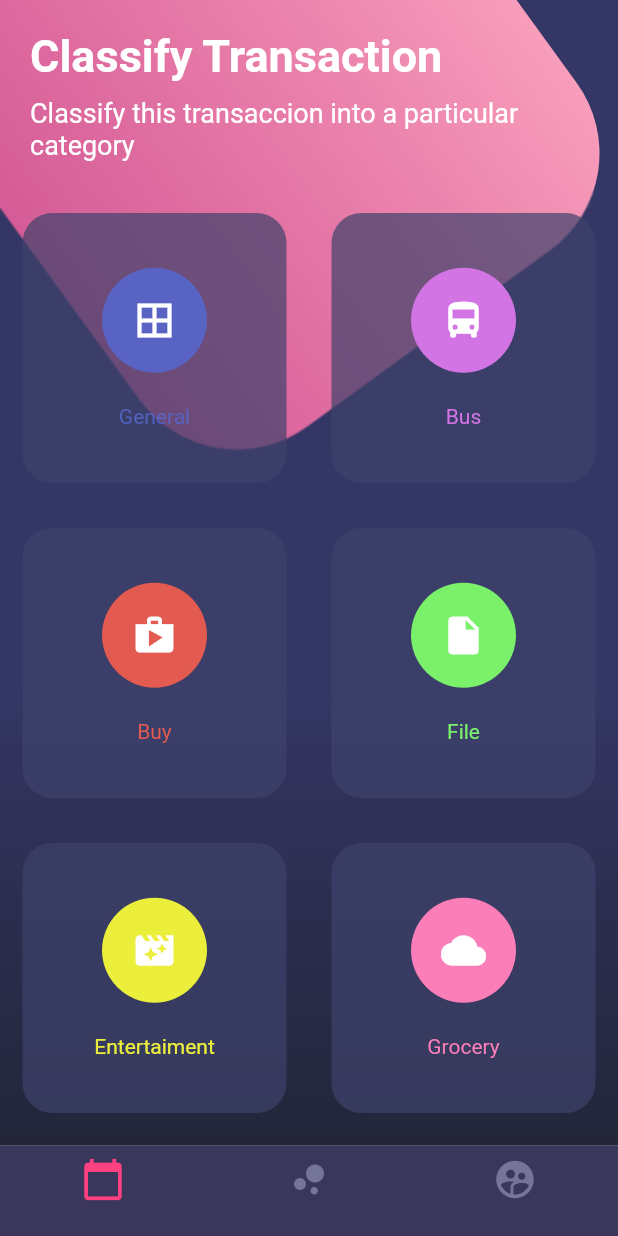
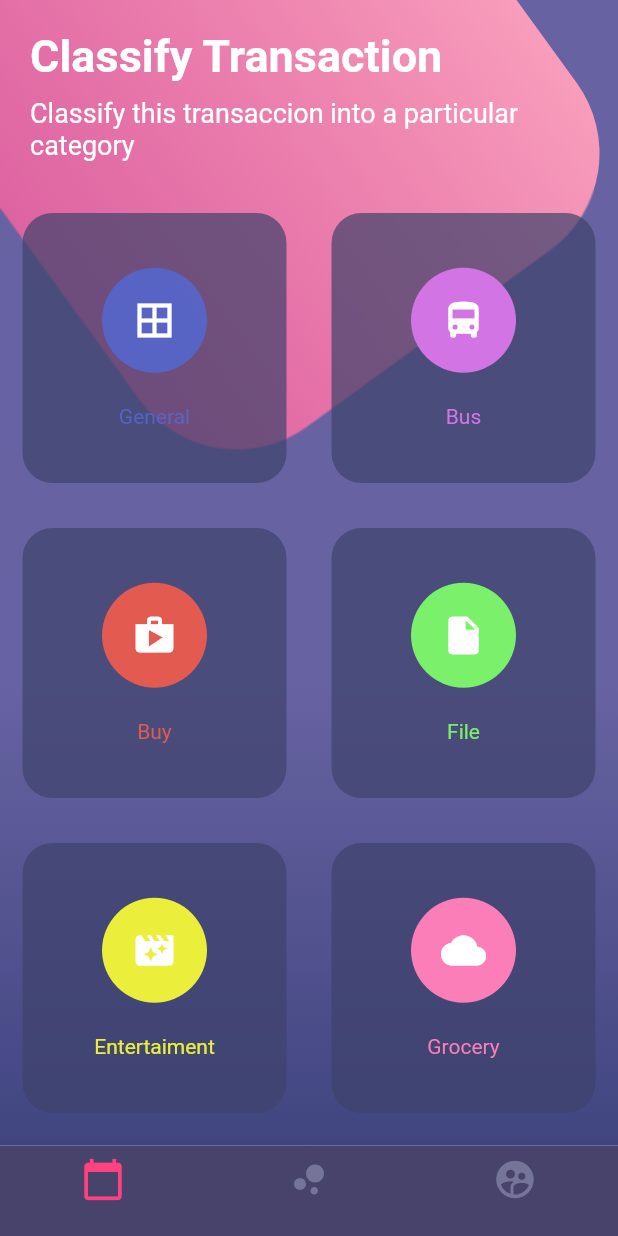
Before and after one commit to AbigailTurriza24/disenoss-master, a Flutter app: the screen it shows after launch, on a phone screen of 412 x 824 dp. Run offline on Flutter 3.47's test engine with Material 2 defaults, Android fonts, the phone set to English and light mode, and no system bars.

Commit message:
commit colors botones page

```diff
--- a/lib/src/pages/botones_page.dart
+++ b/lib/src/pages/botones_page.dart
@@ -34,8 +34,8 @@ class BotonesPage extends StatelessWidget {
               begin: FractionalOffset(0.0, 0.6),
               end: FractionalOffset(0.0, 1.0),
               colors: [
-            Color.fromRGBO(52, 54, 101, 1.0),
-            Color.fromRGBO(35, 37, 57, 1.0),
+            Color.fromARGB(255, 103, 98, 161),
+            Color.fromARGB(255, 64, 69, 128),
           ])),
     );
 
@@ -85,7 +85,7 @@ class BotonesPage extends StatelessWidget {
   Widget _bottomNavigationBar(BuildContext context) {
     return Theme(
       data: Theme.of(context).copyWith(
-          canvasColor: Color.fromARGB(255, 59, 55, 92),
+          canvasColor: Color.fromARGB(255, 71, 67, 107),
           primaryColor: Color.fromARGB(255, 202, 106, 138),
           textTheme: Theme.of(context).textTheme.copyWith(
               caption: TextStyle(color: Color.fromRGBO(116, 117, 152, 1.0)))),
```
